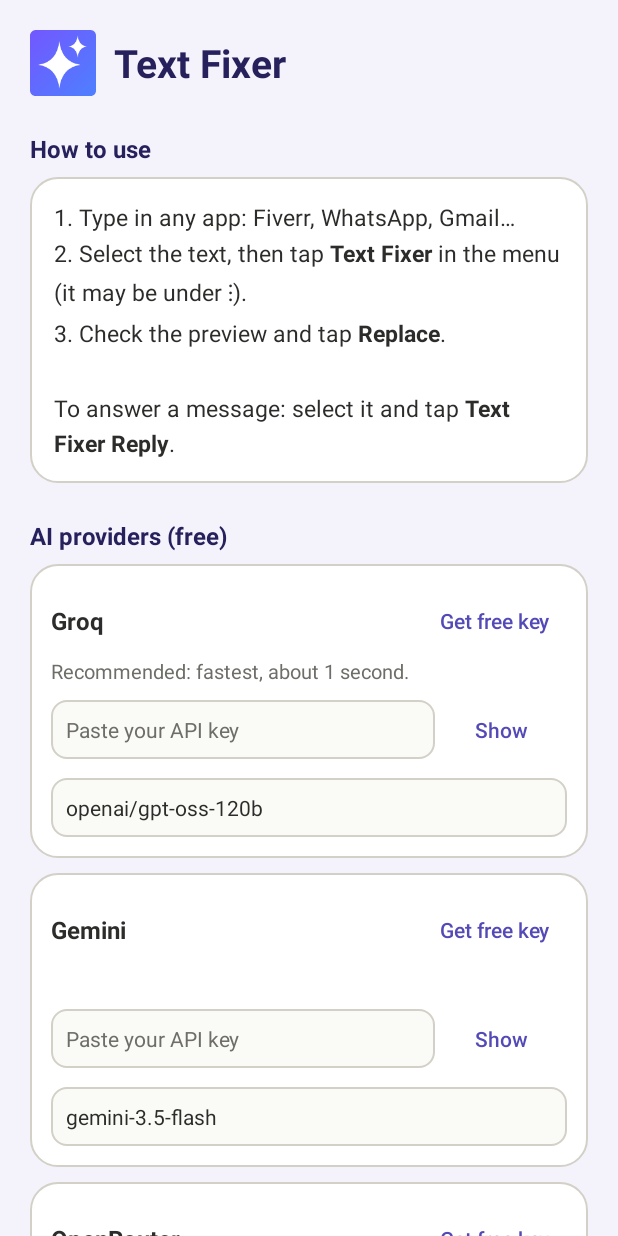
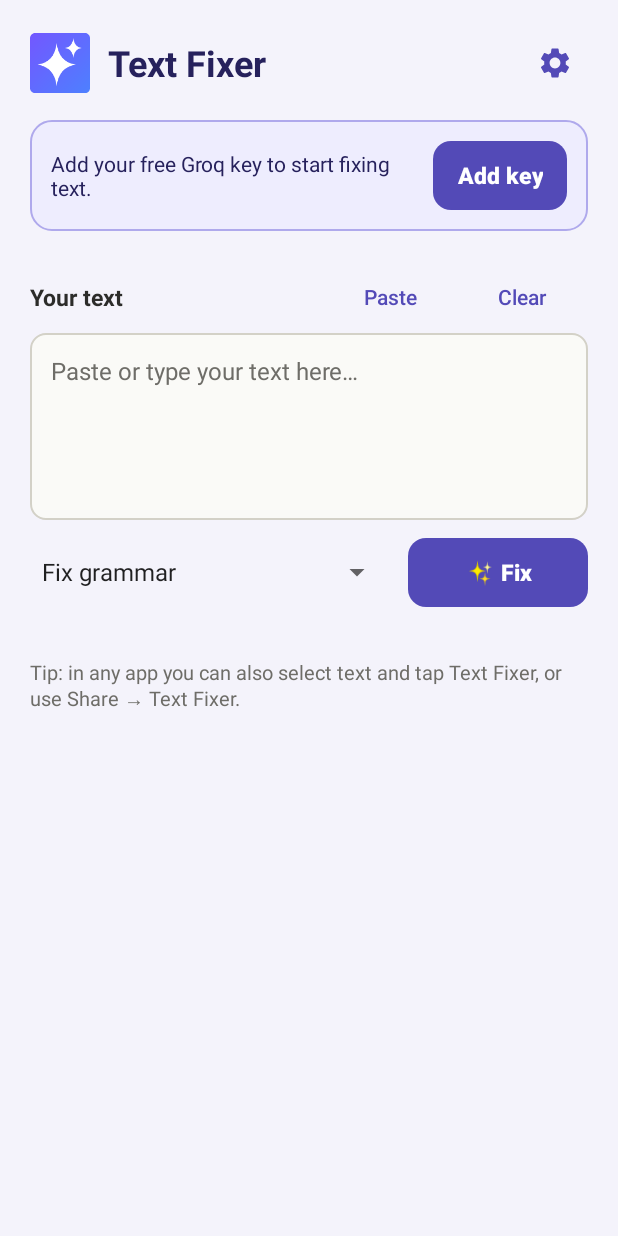
Before and after one commit to MainulKanon/Text-Fixer, an Android app: the screen it shows after launch (MainActivity before the commit, PasteFixActivity after it), on a phone screen of 412 x 824 dp. Run offline under Robolectric (Android 15) with nearby library versions, the phone set to English and light mode, and no system bars; pictures from the network do not load.

Commit message:
Android 1.2: Paste & fix main screen and Share to Text Fixer
Paste & fix is now the app's main screen (paste, pick a style, fix, copy/share).
Text Fixer also appears in the Share menu of any app, which works even in apps
that hide other apps' text-selection tools. Settings moved behind the gear button.
Also adds the Bangla Facebook post image.

Co-Authored-By: Claude Opus 5.5 <noreply@anthropic.com>

```diff
--- a/android/app/build.gradle.kts
+++ b/android/app/build.gradle.kts
@@ -10,8 +10,8 @@ android {
         applicationId = "com.fixit.app"
         minSdk = 24          // Android 7.0+ (text-selection actions need 6.0+)
         targetSdk = 37
-        versionCode = 2
-        versionName = "1.1"
+        versionCode = 3
+        versionName = "1.2"
     }
 
     buildTypes {
--- /dev/null
+++ b/android/app/src/main/java/com/fixit/app/PasteFixActivity.java
@@ -0,0 +1,197 @@
+package com.fixit.app;
+
+import android.app.Activity;
+import android.content.ClipData;
+import android.content.ClipboardManager;
+import android.content.Intent;
+import android.os.Bundle;
+import android.view.View;
+import android.widget.ArrayAdapter;
+import android.widget.Button;
+import android.widget.EditText;
+import android.widget.ProgressBar;
+import android.widget.Spinner;
+import android.widget.TextView;
+import android.widget.Toast;
+
+import java.util.ArrayList;
+
+/**
+ * Paste & fix: the app's main screen. Paste (or share) any text, pick a style, get the improved
+ * version to copy. Like the rest of the app, nothing runs once this screen is closed.
+ */
+public class PasteFixActivity extends Activity {
+    private Prefs prefs;
+    private EditText input;
+    private Spinner style;
+    private Button fix, copy, retry, share, edit;
+    private TextView result, status;
+    private View resultCard, keyBanner;
+    private ProgressBar progress;
+    private final ArrayList<String> modes = new ArrayList<>(Prompts.MODES.keySet());
+
+    private String original = "";
+    private String fixed = "";
+    private boolean busy;
+
+    @Override
+    protected void onCreate(Bundle state) {
+        super.onCreate(state);
+        setContentView(R.layout.activity_paste);
+        prefs = new Prefs(this);
+
+        input = findViewById(R.id.input);
+        style = findViewById(R.id.style);
+        fix = findViewById(R.id.fix);
+        copy = findViewById(R.id.copy);
+        retry = findViewById(R.id.retry);
+        share = findViewById(R.id.share);
+        edit = findViewById(R.id.edit);
+        result = findViewById(R.id.result);
+        status = findViewById(R.id.status);
+        resultCard = findViewById(R.id.result_card);
+        keyBanner = findViewById(R.id.key_banner);
+        progress = findViewById(R.id.progress);
+
+        ArrayAdapter<String> ad = new ArrayAdapter<>(this, android.R.layout.simple_spinner_item, modes);
+        ad.setDropDownViewResource(android.R.layout.simple_spinner_dropdown_item);
+        style.setAdapter(ad);
+
+        findViewById(R.id.settings).setOnClickListener(v -> startActivity(new Intent(this, MainActivity.class)));
+        findViewById(R.id.add_key).setOnClickListener(v -> startActivity(new Intent(this, MainActivity.class)));
+        findViewById(R.id.paste).setOnClickListener(v -> pasteClipboard());
+        findViewById(R.id.clear).setOnClickListener(v -> {
+            input.setText("");
+            clearResult();
+            input.requestFocus();
+        });
+        fix.setOnClickListener(v -> fix(false));
+        retry.setOnClickListener(v -> fix(true));
+        copy.setOnClickListener(v -> {
+            getSystemService(ClipboardManager.class).setPrimaryClip(ClipData.newPlainText("Text Fixer", fixed));
+            Toast.makeText(this, R.string.copied_paste, Toast.LENGTH_SHORT).show();
+        });
+        share.setOnClickListener(v -> startActivity(Intent.createChooser(
+                new Intent(Intent.ACTION_SEND).setType("text/plain").putExtra(Intent.EXTRA_TEXT, fixed), null)));
+        edit.setOnClickListener(v -> {
+            input.setText(fixed);
+            input.setSelection(input.length());
+            clearResult();
+            input.requestFocus();
+        });
+
+        if (state != null) {
+            original = state.getString("original", "");
+            fixed = state.getString("fixed", "");
+            if (!fixed.isEmpty()) showResult(state.getString("provider", ""));
+        }
+        handleShare(getIntent());
+        refreshButtons();
+    }
+
+    @Override
+    protected void onResume() {
+        super.onResume();
+        keyBanner.setVisibility(prefs.hasAnyKey() ? View.GONE : View.VISIBLE);
+    }
+
+    @Override
+    protected void onNewIntent(Intent intent) {
+        super.onNewIntent(intent);
+        setIntent(intent);
+        handleShare(intent);
+    }
+
+    @Override
+    protected void onSaveInstanceState(Bundle out) {
+        super.onSaveInstanceState(out);
+        out.putString("original", original);
+        out.putString("fixed", fixed);
+        out.putString("provider", String.valueOf(status.getTag() == null ? "" : status.getTag()));
+    }
+
+    /** "Share → Text Fixer" from any app: fill the box and fix right away. */
+    private void handleShare(Intent intent) {
+        if (intent == null || !Intent.ACTION_SEND.equals(intent.getAction())) return;
+        CharSequence shared = intent.getCharSequenceExtra(Intent.EXTRA_TEXT);
+        if (shared == null || shared.toString().trim().isEmpty()) return;
+        input.setText(shared.toString().trim());
+        intent.setAction(Intent.ACTION_MAIN);   // don't re-run on rotation
+        if (prefs.hasAnyKey()) fix(false);
+    }
+
+    private void pasteClipboard() {
+        ClipboardManager cm = getSystemService(ClipboardManager.class);
+        ClipData clip = cm.getPrimaryClip();
+        if (clip == null || clip.getItemCount() == 0) {
+            setStatus(getString(R.string.clipboard_empty), true);
+            return;
+        }
+        CharSequence t = clip.getItemAt(0).coerceToText(this);
+        input.setText(t);
+        input.setSelection(input.length());
+        clearResult();
+    }
+
+    private void fix(boolean alternative) {
+        String text = input.getText().toString().trim();
+        if (busy) return;
+        if (text.isEmpty()) {
+            setStatus(getString(R.string.paste_first), true);
+            return;
+        }
+        if (!prefs.hasAnyKey()) {
+            setStatus(getString(R.string.no_key), true);
+            return;
+        }
+        String mode = modes.get(Math.max(0, style.getSelectedItemPosition()));
+        String system = Prompts.forMode(mode, prefs.mainPrompt());
+        if (alternative && !fixed.isEmpty() && text.equals(original)) {
+            system += String.format(Prompts.ALTERNATIVE_HINT, fixed);
+        }
+        original = text;
+        busy = true;
+        refreshButtons();
+        setStatus(getString(R.string.working, mode), false);
+        final String sys = system;
+        Bg.run(this, () -> Ai.run(prefs, sys, text), r -> {
+            busy = false;
+            fixed = r.text;
+            showResult(r.provider);
+            refreshButtons();
+        }, e -> {
+            busy = false;
+            setStatus(e, true);
+            refreshButtons();
+        });
+    }
+
+    private void showResult(String provider) {
+        result.setText(Diff.highlight(original, fixed, getColor(R.color.added_bg), getColor(R.color.added_fg)));
+        resultCard.setVisibility(View.VISIBLE);
+        status.setTag(provider);
+        boolean same = fixed.trim().equals(original.trim());
+        setStatus(same ? getString(R.string.looks_good, provider) : getString(R.string.done_via, provider), false);
+    }
+
+    private void clearResult() {
+        fixed = "";
+        resultCard.setVisibility(View.GONE);
+        setStatus("", false);
+        refreshButtons();
+    }
+
+    private void refreshButtons() {
+        progress.setVisibility(busy ? View.VISIBLE : View.GONE);
+        fix.setEnabled(!busy);
+        fix.setText(busy ? R.string.working_short : R.string.fix);
+        boolean has = !fixed.isEmpty() && !busy;
+        for (Button b : new Button[]{copy, retry, share, edit}) b.setEnabled(has);
+    }
+
+    private void setStatus(String s, boolean isError) {
+        status.setText(s);
+        status.setVisibility(s.isEmpty() ? View.GONE : View.VISIBLE);
+        status.setTextColor(getColor(isError ? R.color.error : R.color.muted));
+    }
+}
--- /dev/null
+++ b/android/app/src/main/res/drawable/bg_banner.xml
@@ -0,0 +1,6 @@
+<?xml version="1.0" encoding="utf-8"?>
+<shape xmlns:android="http://schemas.android.com/apk/res/android" android:shape="rectangle">
+    <solid android:color="@color/accent_soft" />
+    <stroke android:width="1dp" android:color="@color/disabled" />
+    <corners android:radius="14dp" />
+</shape>
--- /dev/null
+++ b/android/app/src/main/res/drawable/ic_settings.xml
@@ -0,0 +1,6 @@
+<?xml version="1.0" encoding="utf-8"?>
+<vector xmlns:android="http://schemas.android.com/apk/res/android"
+    android:width="24dp" android:height="24dp" android:viewportWidth="24" android:viewportHeight="24">
+    <path android:fillColor="@color/accent"
+        android:pathData="M19.14,12.94c0.04,-0.3 0.06,-0.61 0.06,-0.94c0,-0.32 -0.02,-0.64 -0.07,-0.94l2.03,-1.58c0.18,-0.14 0.23,-0.41 0.12,-0.61l-1.92,-3.32c-0.12,-0.22 -0.37,-0.29 -0.59,-0.22l-2.39,0.96c-0.5,-0.38 -1.03,-0.7 -1.62,-0.94L14.4,2.81c-0.04,-0.24 -0.24,-0.41 -0.48,-0.41h-3.84c-0.24,0 -0.43,0.17 -0.47,0.41L9.25,5.35C8.66,5.59 8.12,5.92 7.63,6.29L5.24,5.33c-0.22,-0.08 -0.47,0 -0.59,0.22L2.74,8.87C2.62,9.08 2.66,9.34 2.86,9.48l2.03,1.58C4.84,11.36 4.8,11.69 4.8,12s0.02,0.64 0.07,0.94l-2.03,1.58c-0.18,0.14 -0.23,0.41 -0.12,0.61l1.92,3.32c0.12,0.22 0.37,0.29 0.59,0.22l2.39,-0.96c0.5,0.38 1.03,0.7 1.62,0.94l0.36,2.54c0.05,0.24 0.24,0.41 0.48,0.41h3.84c0.24,0 0.44,-0.17 0.47,-0.41l0.36,-2.54c0.59,-0.24 1.13,-0.56 1.62,-0.94l2.39,0.96c0.22,0.08 0.47,0 0.59,-0.22l1.92,-3.32c0.12,-0.22 0.07,-0.47 -0.12,-0.61L19.14,12.94zM12,15.6c-1.98,0 -3.6,-1.62 -3.6,-3.6s1.62,-3.6 3.6,-3.6s3.6,1.62 3.6,3.6S13.98,15.6 12,15.6z" />
+</vector>
--- /dev/null
+++ b/android/app/src/main/res/layout/activity_paste.xml
@@ -0,0 +1,261 @@
+<?xml version="1.0" encoding="utf-8"?>
+<ScrollView xmlns:android="http://schemas.android.com/apk/res/android"
+    android:layout_width="match_parent"
+    android:layout_height="match_parent"
+    android:background="@color/page"
+    android:fillViewport="true"
+    android:fitsSystemWindows="true">
+
+    <LinearLayout
+        android:layout_width="match_parent"
+        android:layout_height="wrap_content"
+        android:orientation="vertical"
+        android:padding="20dp">
+
+        <!-- header -->
+        <LinearLayout
+            android:layout_width="match_parent"
+            android:layout_height="wrap_content"
+            android:gravity="center_vertical"
+            android:orientation="horizontal">
+
+            <ImageView
+                android:layout_width="40dp"
+                android:layout_height="40dp"
+                android:contentDescription="@null"
+                android:src="@mipmap/ic_launcher" />
+
+            <TextView
+                android:layout_width="0dp"
+                android:layout_height="wrap_content"
+                android:layout_marginStart="12dp"
+                android:layout_weight="1"
+                android:text="@string/app_name"
+                android:textColor="@color/accent_dark"
+                android:textSize="24sp"
+                android:textStyle="bold" />
+
+            <ImageButton
+                android:id="@+id/settings"
+                android:layout_width="44dp"
+                android:layout_height="44dp"
+                android:background="?android:attr/selectableItemBackgroundBorderless"
+                android:contentDescription="@string/settings"
+                android:src="@drawable/ic_settings" />
+        </LinearLayout>
+
+        <!-- no key yet -->
+        <LinearLayout
+            android:id="@+id/key_banner"
+            android:layout_width="match_parent"
+            android:layout_height="wrap_content"
+            android:layout_marginTop="16dp"
+            android:background="@drawable/bg_banner"
+            android:gravity="center_vertical"
+            android:orientation="horizontal"
+            android:padding="14dp"
+            android:visibility="gone">
+
+            <TextView
+                android:layout_width="0dp"
+                android:layout_height="wrap_content"
+                android:layout_weight="1"
+                android:text="@string/key_banner"
+                android:textColor="@color/accent_dark"
+                android:textSize="14sp" />
+
+            <Button
+                android:id="@+id/add_key"
+                style="@style/FixIt.Button.Primary"
+                android:layout_width="wrap_content"
+                android:layout_height="wrap_content"
+                android:layout_marginStart="10dp"
+                android:paddingStart="16dp"
+                android:paddingEnd="16dp"
+                android:text="@string/add_key" />
+        </LinearLayout>
+
+        <!-- input -->
+        <LinearLayout
+            android:layout_width="match_parent"
+            android:layout_height="wrap_content"
+            android:layout_marginTop="20dp"
+            android:gravity="center_vertical"
+            android:orientation="horizontal">
+
+            <TextView
+                android:layout_width="0dp"
+                android:layout_height="wrap_content"
+                android:layout_weight="1"
+                android:text="@string/your_text"
+                android:textColor="@color/ink"
+                android:textSize="15sp"
+                android:textStyle="bold" />
+
+            <Button
+                android:id="@+id/paste"
+                style="@style/FixIt.Button.Text"
+                android:layout_width="wrap_content"
+                android:layout_height="wrap_content"
+                android:text="@string/paste" />
+
+            <Button
+                android:id="@+id/clear"
+                style="@style/FixIt.Button.Text"
+                android:layout_width="wrap_content"
+                android:layout_height="wrap_content"
+                android:text="@string/clear" />
+        </LinearLayout>
+
+        <EditText
+            android:id="@+id/input"
+            android:layout_width="match_parent"
+            android:layout_height="wrap_content"
+            android:background="@drawable/bg_field"
+            android:gravity="top"
+            android:hint="@string/input_hint"
+            android:importantForAutofill="no"
+            android:inputType="textMultiLine|textCapSentences"
+            android:maxHeight="260dp"
+            android:minLines="5"
+            android:padding="14dp"
+            android:textColor="@color/ink"
+            android:textColorHint="@color/muted"
+            android:textSize="16sp" />
+
+        <!-- style + fix -->
+        <LinearLayout
+            android:layout_width="match_parent"
+            android:layout_height="wrap_content"
+            android:layout_marginTop="12dp"
+            android:gravity="center_vertical"
+            android:orientation="horizontal">
+
+            <Spinner
+                android:id="@+id/style"
+                android:layout_width="0dp"
+                android:layout_height="wrap_content"
+                android:layout_weight="1" />
+
+            <Button
+                android:id="@+id/fix"
+                style="@style/FixIt.Button.Primary"
+                android:layout_width="wrap_content"
+                android:layout_height="wrap_content"
+                android:layout_marginStart="10dp"
+                android:minWidth="120dp"
+                android:paddingStart="20dp"
+                android:paddingEnd="20dp"
+                android:text="@string/fix" />
+        </LinearLayout>
+
+        <LinearLayout
+            android:layout_width="match_parent"
+            android:layout_height="wrap_content"
+            android:layout_marginTop="10dp"
+            android:gravity="center_vertical"
+            android:orientation="horizontal">
+
+            <ProgressBar
+                android:id="@+id/progress"
+                style="?android:attr/progressBarStyleSmall"
+                android:layout_width="18dp"
+                android:layout_height="18dp"
+                android:layout_marginEnd="8dp"
+                android:indeterminateTint="@color/accent"
+                android:visibility="gone" />
+
+            <TextView
+                android:id="@+id/status"
+                android:layout_width="0dp"
+                android:layout_height="wrap_content"
+                android:layout_weight="1"
+                android:textColor="@color/muted"
+                android:textSize="13sp"
+                android:visibility="gone" />
+        </LinearLayout>
+
+        <!-- result -->
+        <LinearLayout
+            android:id="@+id/result_card"
+            android:layout_width="match_parent"
+            android:layout_height="wrap_content"
+            android:layout_marginTop="12dp"
+            android:background="@drawable/bg_card"
+            android:orientation="vertical"
+            android:padding="16dp"
+            android:visibility="gone">
+
+            <TextView
+                android:layout_width="wrap_content"
+                android:layout_height="wrap_content"
+                android:text="@string/result"
+                android:textColor="@color/muted"
+                android:textSize="13sp" />
+
+            <TextView
+                android:id="@+id/result"
+                android:layout_width="match_parent"
+                android:layout_height="wrap_content"
+                android:layout_marginTop="6dp"
+                android:lineSpacingMultiplier="1.15"
+                android:textColor="@color/ink"
+                android:textIsSelectable="true"
+                android:textSize="17sp" />
+
+            <LinearLayout
+                android:layout_width="match_parent"
+                android:layout_height="wrap_content"
+                android:layout_marginTop="14dp"
+                android:orientation="horizontal">
+
+                <Button
+                    android:id="@+id/copy"
+                    style="@style/FixIt.Button.Primary"
+                    android:layout_width="0dp"
+                    android:layout_height="wrap_content"
+                    android:layout_weight="1"
+                    android:text="@string/copy" />
+
+                <Button
+                    android:id="@+id/retry"
+                    style="@style/FixIt.Button"
+                    android:layout_width="0dp"
+                    android:layout_height="wrap_content"
+                    android:layout_marginStart="8dp"
+                    android:layout_weight="1"
+                    android:text="@string/try_again" />
+            </LinearLayout>
+
+            <LinearLayout
+                android:layout_width="match_parent"
+                android:layout_height="wrap_content"
+                android:orientation="horizontal">
+
+                <Button
+                    android:id="@+id/share"
+                    style="@style/FixIt.Button.Text"
+                    android:layout_width="0dp"
+                    android:layout_height="wrap_content"
+                    android:layout_weight="1"
+                    android:text="@string/share" />
+
+                <Button
+                    android:id="@+id/edit"
+                    style="@style/FixIt.Button.Text"
+                    android:layout_width="0dp"
+                    android:layout_height="wrap_content"
+                    android:layout_weight="1"
+                    android:text="@string/edit_this" />
+            </LinearLayout>
+        </LinearLayout>
+
+        <TextView
+            android:layout_width="match_parent"
+            android:layout_height="wrap_content"
+            android:layout_marginTop="24dp"
+            android:text="@string/paste_tip"
+            android:textColor="@color/muted"
+            android:textSize="13sp" />
+    </LinearLayout>
+</ScrollView>
--- a/android/app/src/main/res/values/strings.xml
+++ b/android/app/src/main/res/values/strings.xml
@@ -29,7 +29,9 @@
     <string name="reply_copied">Reply copied. Paste it into the reply box.</string>
 
     <string name="how_title">How to use</string>
-    <string name="how_body">1. Type in any app: Fiverr, WhatsApp, Gmail…\n2. Select the text, then tap <b>Text Fixer</b> in the menu (it may be under ⋮).\n3. Check the preview and tap <b>Replace</b>.\n\nTo answer a message: select it and tap <b>Text Fixer Reply</b>.</string>
+    <string name="how_body">1. Type in any app: Fiverr, WhatsApp, Gmail…\n2. Select the text, then tap <b>Text Fixer</b> in the menu (it may be under ⋮).\n3. Check the preview and tap <b>Replace</b>.\n\nTo answer a message: select it and tap <b>Text Fixer Reply</b>.
+
+Or open Text Fixer and use <b>Paste &amp; fix</b>, or Share any text to Text Fixer.</string>
     <string name="keys_title">AI providers (free)</string>
     <string name="groq_hint">Recommended: fastest, about 1 second.</string>
     <string name="get_key">Get free key</string>
@@ -46,5 +48,25 @@
     <string name="testing">Testing…</string>
     <string name="saved">Saved</string>
     <string name="test_ok">Works via %1$s:\n“%2$s”</string>
-    <string name="battery_note">Text Fixer never runs in the background. It only starts when you tap it in the text menu and closes when you\'re done, so it uses no battery while idle. Keys are encrypted on this phone.</string>
+    <string name="battery_note">Text Fixer never runs in the background. It only runs while you have it open or tap it in the text menu, and stops when you\'re done, so it uses no battery while idle. Keys are encrypted on this phone.</string>
+    <!-- Paste & fix (main screen) -->
+    <string name="settings">Settings</string>
+    <string name="settings_title">Text Fixer settings</string>
+    <string name="key_banner">Add your free Groq key to start fixing text.</string>
+    <string name="add_key">Add key</string>
+    <string name="your_text">Your text</string>
+    <string name="paste">Paste</string>
+    <string name="clear">Clear</string>
+    <string name="input_hint">Paste or type your text here…</string>
+    <string name="fix">✨ Fix</string>
+    <string name="working_short">Working…</string>
+    <string name="result">Result (changes in green)</string>
+    <string name="copy">Copy</string>
+    <string name="share">Share</string>
+    <string name="edit_this">Edit this</string>
+    <string name="copied_paste">Copied. Paste it anywhere.</string>
+    <string name="clipboard_empty">Nothing copied yet. Copy some text first.</string>
+    <string name="paste_first">Paste or type some text first.</string>
+    <string name="done_via">Done via %1$s.</string>
+    <string name="paste_tip">Tip: in any app you can also select text and tap Text Fixer, or use Share → Text Fixer.</string>
 </resources>
```
Also changed, not shown: android/app/src/main/AndroidManifest.xml (+15 -2 lines), 3 other files.
